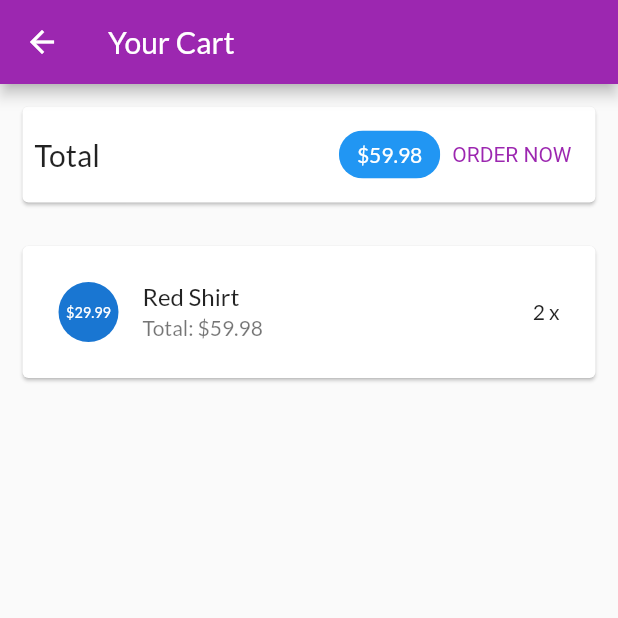
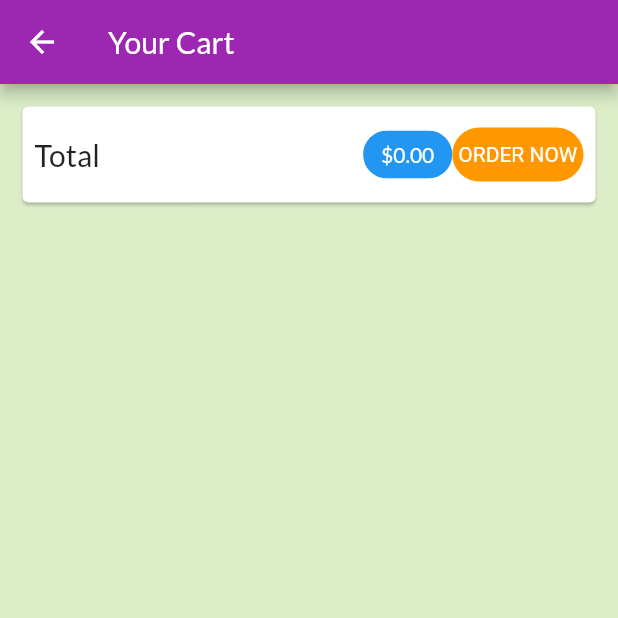
Before and after one commit to BaNghiem/abcd, a Flutter app: the CartScreen screen opened by its route, on a phone screen of 412 x 824 dp, the top half of it. Run offline on Flutter 3.47's test engine with Material 2 defaults, Android fonts, the phone set to English and light mode, and no system bars; our stand-ins replace flutter_dotenv, shared_preferences; accounts and stored records are empty; network calls fail.

Commit message:
Thay doi giao dien, them imageURL quan li Cart

```diff
--- a/lib/models/cart_item.dart
+++ b/lib/models/cart_item.dart
@@ -3,12 +3,14 @@ class CartItem {
   final String title;
   final int quantity;
   final double price;
+  final String imageUrl;
 
   CartItem({
     required this.id,
     required this.title,
     required this.quantity,
     required this.price,
+    required this.imageUrl,
   });
 
   CartItem copyWith({
@@ -16,12 +18,14 @@ class CartItem {
     String? title,
     int? quantity,
     double? price,
+    String? imageUrl,
   }) {
     return CartItem(
       id: id ?? this.id,
       title: title ?? this.title,
       quantity: quantity ?? this.quantity,
       price: price ?? this.price,
+      imageUrl: imageUrl ?? this.imageUrl,
     );
   }
 }
--- a/lib/ui/cart/cart_item_card.dart
+++ b/lib/ui/cart/cart_item_card.dart
@@ -1,6 +1,7 @@
 import 'package:flutter/material.dart';
 import '../../models/cart_item.dart';
 import '../shared/dialog_utils.dart';
+
 import 'package:provider/provider.dart';
 import 'package:myshop/ui/cart/cart_manager.dart';
 
@@ -13,6 +14,7 @@ class CartItemCard extends StatelessWidget {
     required this.cardItem,
     super.key,
   });
+
   @override
   Widget build(BuildContext context) {
     return Dismissible(
@@ -52,15 +54,10 @@ class CartItemCard extends StatelessWidget {
         vertical: 4,
       ),
       child: Padding(
-        padding: const EdgeInsets.all(8),
+        padding: const EdgeInsets.all(1),
         child: ListTile(
           leading: CircleAvatar(
-            child: Padding(
-              padding: const EdgeInsets.all(5),
-              child: FittedBox(
-                child: Text('\$${cardItem.price}'),
-              ),
-            ),
+            backgroundImage: NetworkImage(cardItem.imageUrl),
           ),
           title: Text(cardItem.title),
           subtitle: Text('Total: \$${(cardItem.price * cardItem.quantity)}'),
--- a/lib/ui/cart/cart_manager.dart
+++ b/lib/ui/cart/cart_manager.dart
@@ -4,12 +4,14 @@ import '../../models/product.dart';
 
 class CartManager with ChangeNotifier {
   Map<String, CartItem> _items = {
-    'p1': CartItem(
-      id: 'c1',
-      title: 'Red Shirt',
-      price: 29.99,
-      quantity: 2,
-    ),
+    // 'p1': CartItem(
+    //   id: 'c1',
+    //   title: 'Cherry',
+    //   price: 45.00,
+    //   quantity: 2,
+    //   imageUrl:
+    //       'https://image.vtc.vn/files/nguyen.duc/2017/02/18/tac-dung-cherry-voi-suc-khoe-768x578-1043.jpg',
+    // ),
   };
   int get productCount {
     return _items.length;
@@ -48,6 +50,7 @@ class CartManager with ChangeNotifier {
           title: product.title,
           price: product.price,
           quantity: 1,
+          imageUrl: product.imageUrl,
         ),
       );
     }
--- a/lib/ui/cart/cart_screen.dart
+++ b/lib/ui/cart/cart_screen.dart
@@ -14,6 +14,7 @@ class CartScreen extends StatelessWidget {
       appBar: AppBar(
         title: const Text('Your Cart'),
       ),
+      backgroundColor: Colors.lightGreen[100],
       body: Column(
         children: <Widget>[
           buildCartSummary(cart, context),
@@ -75,8 +76,17 @@ class CartScreen extends StatelessWidget {
                     },
               style: TextButton.styleFrom(
                 textStyle: TextStyle(color: Theme.of(context).primaryColor),
+                padding: const EdgeInsets.all(4),
+                shape: RoundedRectangleBorder(
+                    borderRadius: BorderRadius.circular(20)),
+                backgroundColor: Colors.orange,
               ),
-              child: const Text('ORDER NOW'),
+              child: const Text(
+                'ORDER NOW',
+                style: TextStyle(
+                  color: Colors.white,
+                ),
+              ),
             )
           ],
         ),
--- a/lib/ui/orders/order_manager.dart
+++ b/lib/ui/orders/order_manager.dart
@@ -5,19 +5,20 @@ import '../../models/order_item.dart';
 
 class OrdersManager with ChangeNotifier {
   final List<OrderItem> _orders = [
-    OrderItem(
-      id: 'o1',
-      amount: 59.98,
-      products: [
-        CartItem(
-          id: 'c1',
-          title: 'Red Shirt',
-          quantity: 2,
-          price: 29.99,
-        )
-      ],
-      dateTime: DateTime.now(),
-    )
+    // OrderItem(
+    //   id: 'o1',
+    //   amount: 59.98,
+    //   products: [
+    //     CartItem(
+    //       id: 'c1',
+    //       title: 'Red Shirt',
+    //       quantity: 2,
+    //       price: 29.99,
+    //     )
+    //   ],
+    //   dateTime: DateTime.now(),
+    // )
+    // test đặt hàng
   ];
 
   int get orderCount {
```
